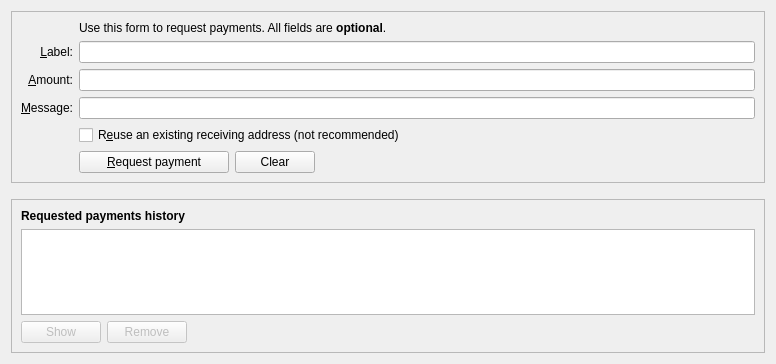
First picture: the form in src/qt/forms/receivecoinsdialog.ui, repository ProxyNode/proxynode, before the edit.
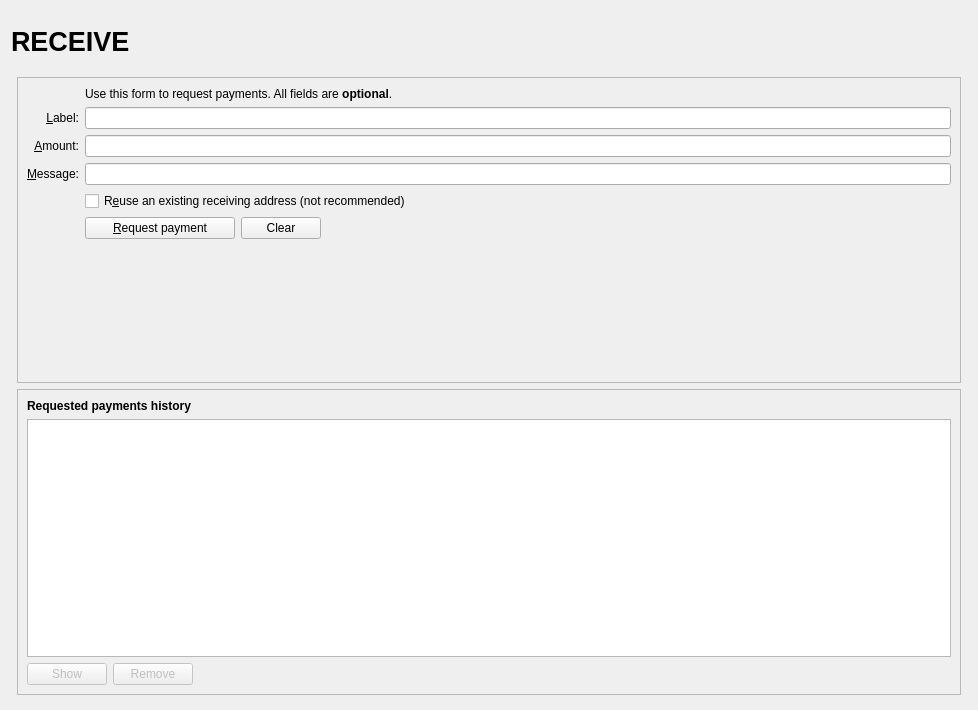
Second picture: the form after the edit. Icons and pictures are not drawn. Custom widgets are drawn as their Qt base class.

What changed in the file:
```diff
--- a/src/qt/forms/receivecoinsdialog.ui
+++ b/src/qt/forms/receivecoinsdialog.ui
@@ -2,15 +2,150 @@
 <ui version="4.0">
  <class>ReceiveCoinsDialog</class>
  <widget class="QWidget" name="ReceiveCoinsDialog">
+  <property name="enabled">
+   <bool>true</bool>
+  </property>
   <property name="geometry">
    <rect>
     <x>0</x>
     <y>0</y>
-    <width>776</width>
-    <height>364</height>
+    <width>978</width>
+    <height>710</height>
    </rect>
   </property>
-  <layout class="QVBoxLayout" name="verticalLayout" stretch="0,0,1">
+  <property name="windowTitle">
+   <string>Form</string>
+  </property>
+  <layout class="QVBoxLayout" name="verticalLayout" stretch="0">
+   <property name="bottomMargin">
+    <number>9</number>
+   </property>
+   <item>
+    <layout class="QVBoxLayout" name="verticalLayout_Master" stretch="0,1">
+     <property name="spacing">
+      <number>0</number>
+     </property>
+     <property name="leftMargin">
+      <number>0</number>
+     </property>
+     <property name="topMargin">
+      <number>0</number>
+     </property>
+     <property name="rightMargin">
+      <number>0</number>
+     </property>
+     <property name="bottomMargin">
+      <number>0</number>
+     </property>
+     <item>
+      <widget class="QFrame" name="frame_Header">
+       <layout class="QVBoxLayout" name="verticalLayout_Header" stretch="0">
+        <property name="leftMargin">
+         <number>0</number>
+        </property>
+        <property name="topMargin">
+         <number>0</number>
+        </property>
+        <property name="rightMargin">
+         <number>0</number>
+        </property>
+        <property name="bottomMargin">
+         <number>0</number>
+        </property>
+        <item>
+         <layout class="QHBoxLayout" name="horizontalLayout_Header" stretch="1,0,1">
+          <property name="spacing">
+           <number>6</number>
+          </property>
+          <item>
+           <widget class="QLabel" name="labelOverviewHeaderLeft">
+            <property name="minimumSize">
+             <size>
+              <width>464</width>
+              <height>60</height>
+             </size>
+            </property>
+            <property name="maximumSize">
+             <size>
+              <width>16777215</width>
+              <height>60</height>
+             </size>
+            </property>
+            <property name="font">
+             <font>
+              <pointsize>20</pointsize>
+              <weight>75</weight>
+              <bold>true</bold>
+             </font>
+            </property>
+            <property name="text">
+             <string>RECEIVE</string>
+            </property>
+            <property name="alignment">
+             <set>Qt::AlignLeading|Qt::AlignLeft|Qt::AlignVCenter</set>
+            </property>
+           </widget>
+          </item>
+          <item>
+           <spacer name="horizontalSpacer_Header">
+            <property name="orientation">
+             <enum>Qt::Horizontal</enum>
+            </property>
+            <property name="sizeHint" stdset="0">
+             <size>
+              <width>40</width>
+              <height>20</height>
+             </size>
+            </property>
+           </spacer>
+          </item>
+          <item>
+           <widget class="QLabel" name="labelOverviewHeaderRight">
+            <property name="minimumSize">
+             <size>
+              <width>464</width>
+              <height>60</height>
+             </size>
+            </property>
+            <property name="maximumSize">
+             <size>
+              <width>16777215</width>
+              <height>60</height>
+             </size>
+            </property>
+            <property name="font">
+             <font>
+              <pointsize>14</pointsize>
+             </font>
+            </property>
+            <property name="text">
+             <string/>
+            </property>
+            <property name="alignment">
+             <set>Qt::AlignRight|Qt::AlignTrailing|Qt::AlignVCenter</set>
+            </property>
+           </widget>
+          </item>
+         </layout>
+        </item>
+       </layout>
+      </widget>
+     </item>
+     <item>
+      <widget class="QFrame" name="frame_BG">
+       <layout class="QVBoxLayout" name="verticalLayout_5">
+        <property name="leftMargin">
+         <number>6</number>
+        </property>
+        <property name="topMargin">
+         <number>6</number>
+        </property>
+        <property name="rightMargin">
+         <number>6</number>
+        </property>
+        <property name="bottomMargin">
+         <number>6</number>
+        </property>
    <item>
     <widget class="QFrame" name="frame2">
      <property name="sizePolicy">
@@ -184,30 +319,23 @@
           </item>
          </layout>
         </item>
-        <item row="8" column="0">
-         <widget class="QLabel" name="label_7">
-          <property name="text">
-           <string/>
-          </property>
-         </widget>
-        </item>
-       </layout>
-      </item>
-     </layout>
-    </widget>
-   </item>
-   <item>
-    <spacer name="verticalSpacer_2">
+             <item row="9" column="2">
+              <spacer name="verticalSpacer">
      <property name="orientation">
       <enum>Qt::Vertical</enum>
      </property>
      <property name="sizeHint" stdset="0">
       <size>
        <width>20</width>
-       <height>10</height>
+                 <height>40</height>
       </size>
      </property>
     </spacer>
+             </item>
+            </layout>
+           </item>
+          </layout>
+         </widget>
    </item>
    <item>
     <widget class="QFrame" name="frame">
@@ -349,6 +477,11 @@
    </item>
   </layout>
  </widget>
+     </item>
+    </layout>
+   </item>
+  </layout>
+ </widget>
  <customwidgets>
   <customwidget>
    <class>BitcoinAmountField</class>
```
Left out of the diff: 21 changed lines with no effect on the pictures. Lines whose indentation alone changed are shown as unchanged.
